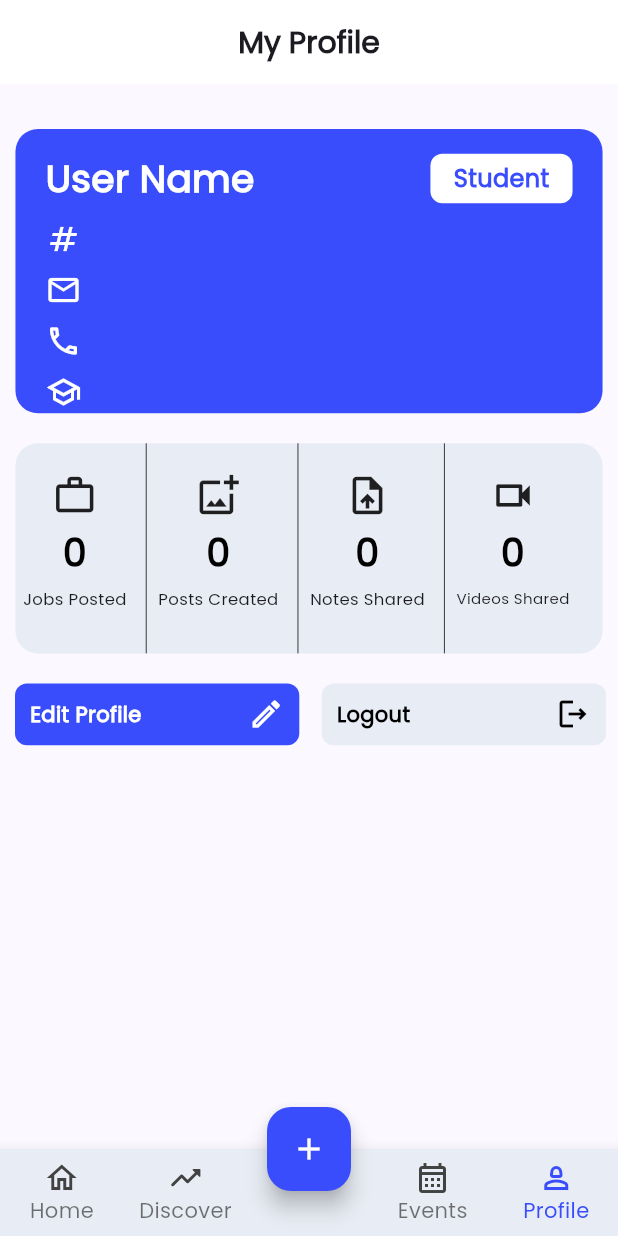
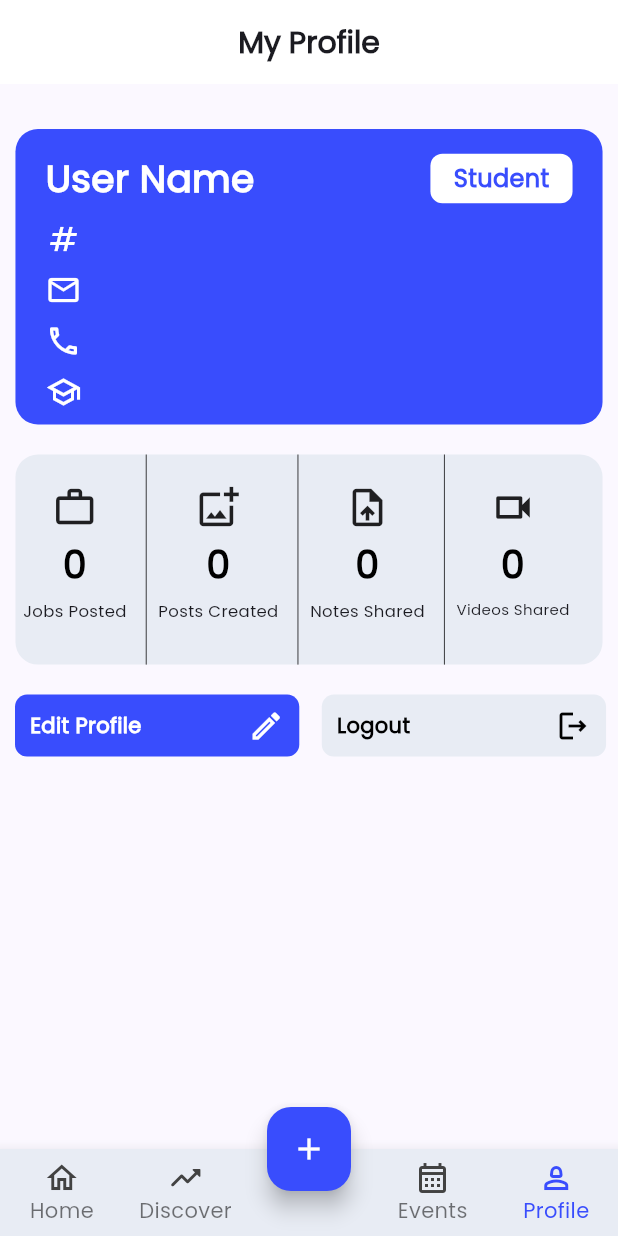
Before and after one commit to djunicode/noteng, a Flutter app: the ProfilePage screen opened directly, on a phone screen of 412 x 824 dp. Run offline on Flutter 3.47's test engine with Material 3 defaults, Android fonts, the phone set to English and light mode, and no system bars; drawn by our look-alikes of shimmer; our stand-ins replace dio, file_picker, flutter_rating_bar, flutter_svg, font_awesome_flutter, get and 4 more; missing offline and left inert: flutter_neat_and_clean_calendar, syncfusion_flutter_pdfviewer; accounts and stored records are empty.

Commit message:
profile overflow fix

```diff
--- a/lib/Widgets/discoverNotesListWidget.dart
+++ b/lib/Widgets/discoverNotesListWidget.dart
@@ -40,7 +40,7 @@ class DiscoverNotesListWidget extends StatelessWidget {
                     nLM!.noteTitle!,
                     maxLines: 2,
                     overflow: TextOverflow.ellipsis,
-                    style: TextStyle(
+                    style: const TextStyle(
                       color: Colors.black,
                       fontSize: 13.0,
                       fontWeight: FontWeight.bold,
@@ -66,7 +66,7 @@ class DiscoverNotesListWidget extends StatelessWidget {
                 ),
               ],
             ),
-            Divider(
+           const Divider(
               color: secondaryColor,
               thickness: 0.5,
             ),
--- a/lib/pages/profile/profilePage.dart
+++ b/lib/pages/profile/profilePage.dart
@@ -142,7 +142,6 @@ class _ProfilePageState extends State<ProfilePage> {
             children: [
               Center(
                 child: Container(
-                  height: h * 0.23,
                   width: w * 0.95,
                   decoration: BoxDecoration(
                       color: primaryColor,
@@ -290,6 +289,7 @@ class _ProfilePageState extends State<ProfilePage> {
                           ],
                         ),
                       ),
+                      SizedBox(height: 10)
                     ],
                   ),
                 ),
```
Also changed, not shown: lib/pages/notes/notes_detail.dart (+7 -4 lines), pubspec.lock.
